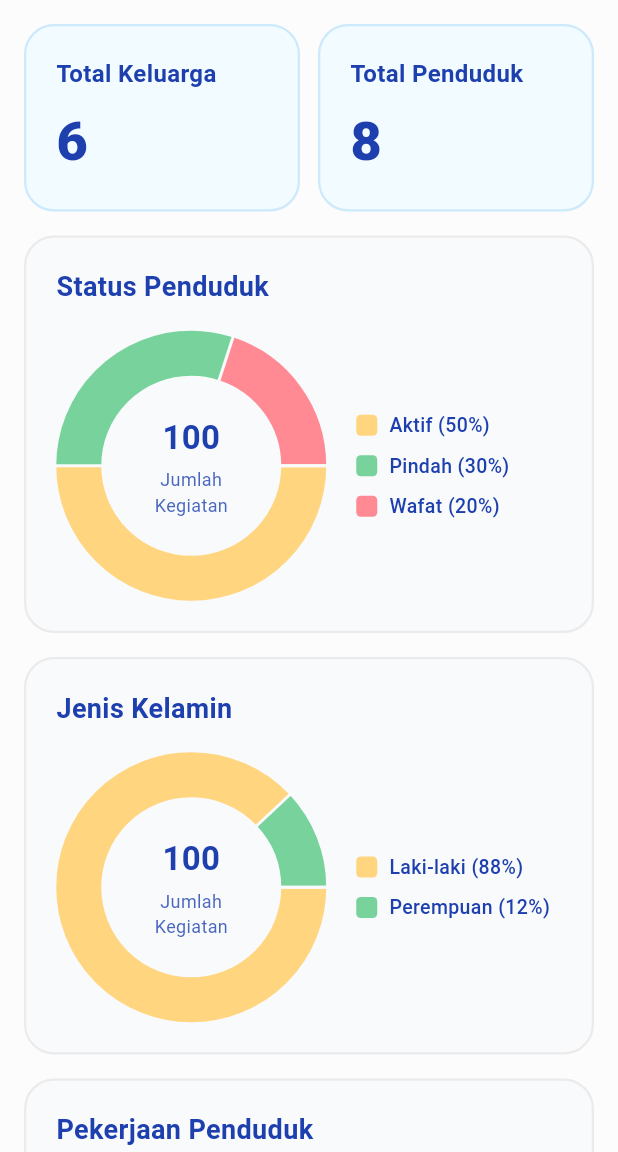
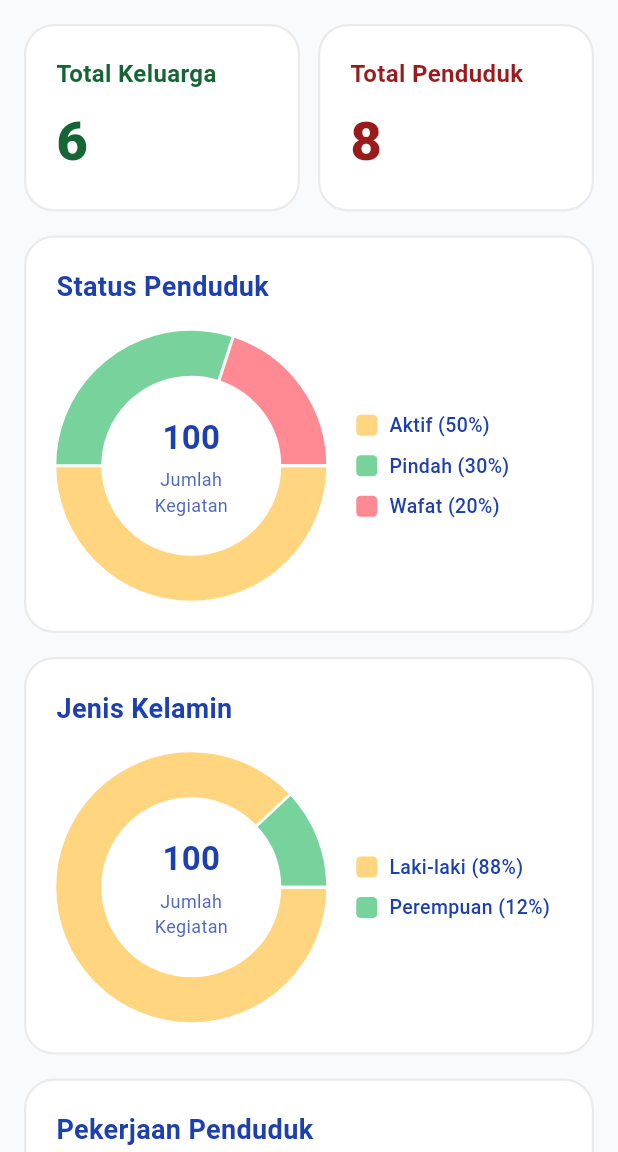
Before and after one commit to Ghetsa/UTS_Mobile_Kelompok3, a Flutter app: the DashboardKependudukanPage screen opened by its route, on a phone screen of 412 x 824 dp, the part 84-1236 px from its top. Run offline on Flutter 3.47's test engine with Material 3 defaults, Android fonts, the phone set to English and light mode, and no system bars; drawn by our look-alikes of fl_chart; our stand-ins replace file_picker.

Commit message:
fix: change warna

```diff
--- a/jawara_kelompok3/lib/Dashboard/kependudukan.dart
+++ b/jawara_kelompok3/lib/Dashboard/kependudukan.dart
@@ -17,7 +17,10 @@ class DashboardKependudukanPage extends StatelessWidget {
         centerTitle: true,
         elevation: 0,
       ),
-      body: SingleChildScrollView(
+      body: SafeArea(
+        child: Container(
+          color: AppTheme.backgroundBlueWhite, // ✅ ganti background di sini
+          child: SingleChildScrollView(
             padding: const EdgeInsets.all(16),
             child: Column(
               children: [
@@ -28,8 +31,8 @@ class DashboardKependudukanPage extends StatelessWidget {
                       child: _StatCard(
                         title: "Total Keluarga",
                         value: "6",
-                    background: AppTheme.blueSuperLight,
-                    textColor: AppTheme.blueDark,
+                        background: Colors.white,
+                        textColor: AppTheme.greenDark,
                       ),
                     ),
                     SizedBox(width: 12),
@@ -37,8 +40,8 @@ class DashboardKependudukanPage extends StatelessWidget {
                       child: _StatCard(
                         title: "Total Penduduk",
                         value: "8",
-                    background: AppTheme.blueSuperLight,
-                    textColor: AppTheme.blueDark,
+                        background: Colors.white,
+                        textColor: AppTheme.redDark,
                       ),
                     ),
                   ],
@@ -50,6 +53,8 @@ class DashboardKependudukanPage extends StatelessWidget {
               ],
             ),
           ),
+        ),
+      ),
     );
   }
 
@@ -58,31 +63,31 @@ class DashboardKependudukanPage extends StatelessWidget {
     return const [
       _PieCard(
         title: 'Status Penduduk',
-        color: AppTheme.backgroundBlueWhite,
+        color: Colors.white,
         textColor: AppTheme.blueDark,
         data: {'Aktif': 50, 'Pindah': 30, 'Wafat': 20},
       ),
       _PieCard(
         title: 'Jenis Kelamin',
-        color: AppTheme.backgroundBlueWhite,
+        color: Colors.white,
         textColor: AppTheme.blueDark,
         data: {'Laki-laki': 88, 'Perempuan': 12},
       ),
       _PieCard(
         title: 'Pekerjaan Penduduk',
-        color: AppTheme.backgroundBlueWhite,
+        color: Colors.white,
         textColor: AppTheme.blueDark,
         data: {'Lainnya': 100},
       ),
       _PieCard(
         title: 'Peran dalam Keluarga',
-        color: AppTheme.backgroundBlueWhite,
+        color: Colors.white,
         textColor: AppTheme.blueDark,
         data: {'Kepala Keluarga': 75, 'Anak': 13, 'Anggota Lain': 12},
       ),
       _PieCard(
         title: 'Agama',
-        color: AppTheme.backgroundBlueWhite,
+        color: Colors.white,
         textColor: AppTheme.blueDark,
         data: {
           'Islam': 50,
@@ -96,7 +101,7 @@ class DashboardKependudukanPage extends StatelessWidget {
       ),
       _PieCard(
         title: 'Pendidikan',
-        color: AppTheme.backgroundBlueWhite,
+        color: Colors.white,
         textColor: AppTheme.blueDark,
         data: {'S2': 5, 'Sarjana/Diploma': 15, 'SMA': 40, 'SMP': 10, 'SD': 30},
       ),
@@ -131,7 +136,7 @@ class _StatCard extends StatelessWidget {
         //   ),
         // ],
         border: Border.all(
-          color: AppTheme.blueExtraLight,
+          color: AppTheme.grayExtraLight,
           width: 1.5,
         ),
         borderRadius: BorderRadius.circular(20),
--- a/jawara_kelompok3/lib/DataWargaDanRumah/pages/Warga/DaftarWarga.dart
+++ b/jawara_kelompok3/lib/DataWargaDanRumah/pages/Warga/DaftarWarga.dart
@@ -219,7 +219,7 @@ class _DaftarWargaPageState extends State<DaftarWargaPage> {
     );
   }
 
-  /// 🔹 Tombol Aksi Reusable
+  /// 🔹 Tombol Aksi
   Widget _buildActionButton({
     required String label,
     required IconData icon,
--- a/jawara_kelompok3/lib/main.dart
+++ b/jawara_kelompok3/lib/main.dart
@@ -13,8 +13,8 @@ class MyApp extends StatelessWidget {
   Widget build(BuildContext context) {
     return MaterialApp(
       debugShowCheckedModeBanner: false,
-      title: 'Iuran Warga',
-      theme: AppTheme.lightTheme, // panggil tema dari AppTheme
+      title: 'Jawara Mobile',
+      theme: AppTheme.lightTheme,
       initialRoute: '/',
       routes: AppRoutes.routes,
     );
```
Also changed, not shown: jawara_kelompok3/lib/Dashboard/kegiatan.dart (+32 -37 lines), jawara_kelompok3/lib/Dashboard/keuangan.dart (+19 -12 lines). Lines whose indentation alone changed are shown as unchanged.
